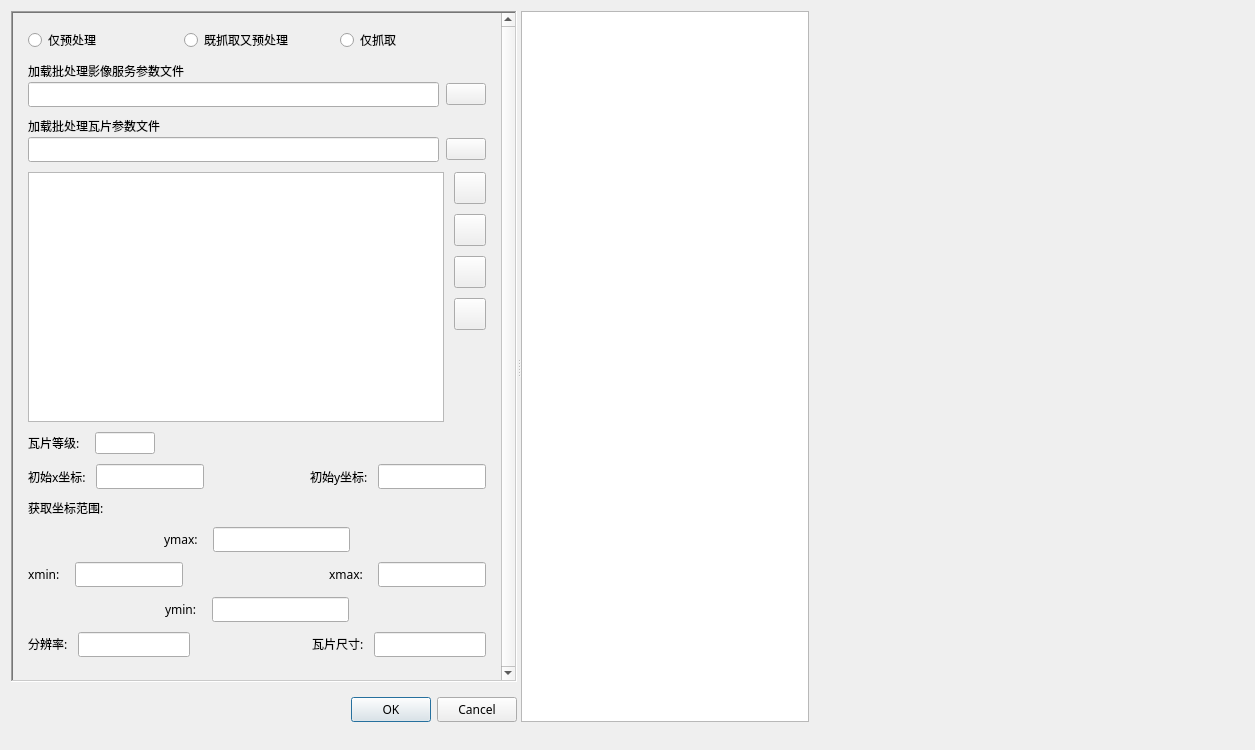
Above: UI/UITileMap.ui from zou-mono/oneTools before the change. Below: the same form after it.
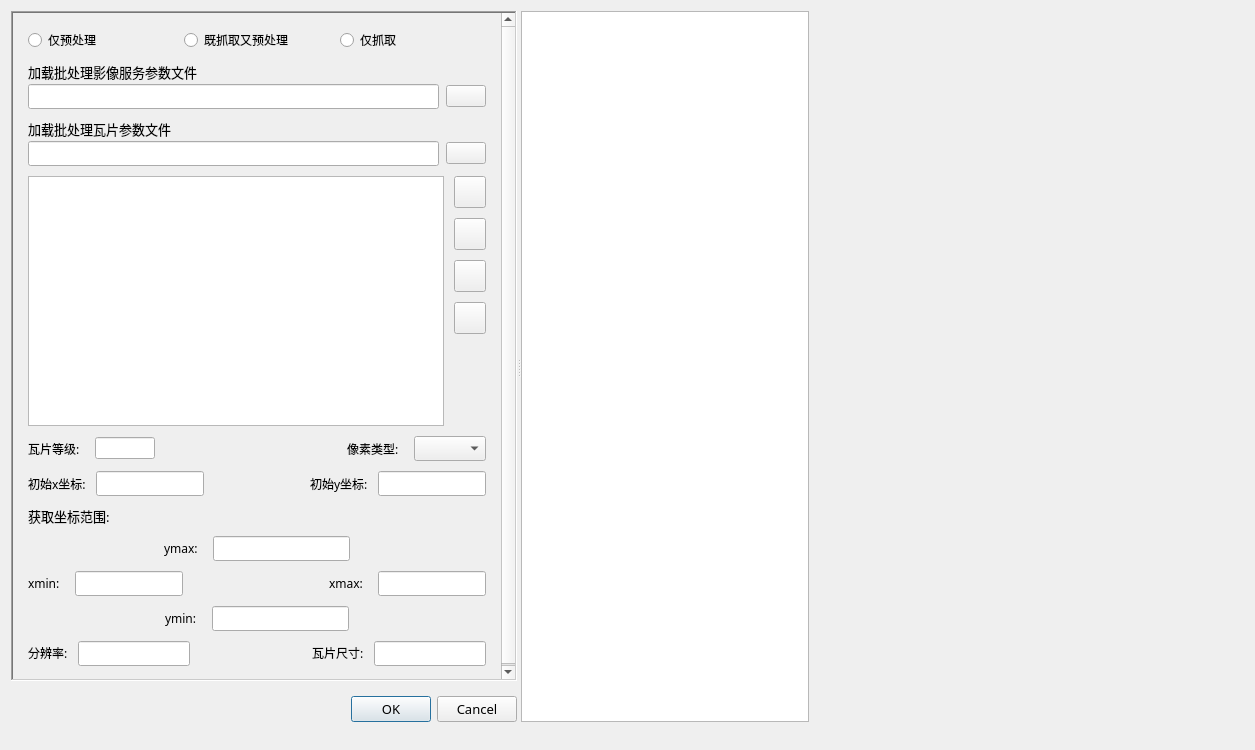
That is the form after the change. Icons and pictures are not drawn. Custom widgets are drawn as their Qt base class.

Commit message: add the parameter of pixel type for frmTileMap.

Diff of the .ui file:
```diff
--- a/UI/UITileMap.ui
+++ b/UI/UITileMap.ui
@@ -68,8 +68,8 @@
          <rect>
           <x>0</x>
           <y>0</y>
-          <width>511</width>
-          <height>713</height>
+          <width>516</width>
+          <height>690</height>
          </rect>
         </property>
         <layout class="QHBoxLayout" name="horizontalLayout_6">
@@ -149,6 +149,7 @@
                <property name="font">
                 <font>
                  <family>微软雅黑</family>
+                 <pointsize>10</pointsize>
                 </font>
                </property>
                <property name="text">
@@ -214,6 +215,7 @@
                <property name="font">
                 <font>
                  <family>微软雅黑</family>
+                 <pointsize>10</pointsize>
                 </font>
                </property>
                <property name="text">
@@ -524,6 +526,45 @@
                </property>
               </spacer>
              </item>
+             <item>
+              <widget class="QLabel" name="label_3">
+               <property name="font">
+                <font>
+                 <family>微软雅黑</family>
+                 <pointsize>9</pointsize>
+                </font>
+               </property>
+               <property name="text">
+                <string>像素类型:</string>
+               </property>
+              </widget>
+             </item>
+             <item>
+              <spacer name="horizontalSpacer_10">
+               <property name="orientation">
+                <enum>Qt::Horizontal</enum>
+               </property>
+               <property name="sizeType">
+                <enum>QSizePolicy::Fixed</enum>
+               </property>
+               <property name="sizeHint" stdset="0">
+                <size>
+                 <width>5</width>
+                 <height>20</height>
+                </size>
+               </property>
+              </spacer>
+             </item>
+             <item>
+              <widget class="QComboBox" name="cmb_pixelType">
+               <property name="font">
+                <font>
+                 <family>微软雅黑</family>
+                 <pointsize>9</pointsize>
+                </font>
+               </property>
+              </widget>
+             </item>
             </layout>
            </item>
            <item>
@@ -618,6 +659,7 @@
                <property name="font">
                 <font>
                  <family>微软雅黑</family>
+                 <pointsize>10</pointsize>
                 </font>
                </property>
                <property name="text">
@@ -1011,6 +1053,7 @@
        <property name="font">
         <font>
          <family>微软雅黑</family>
+         <pointsize>10</pointsize>
         </font>
        </property>
        <property name="standardButtons">
```
The commit also changes 6 other files.
